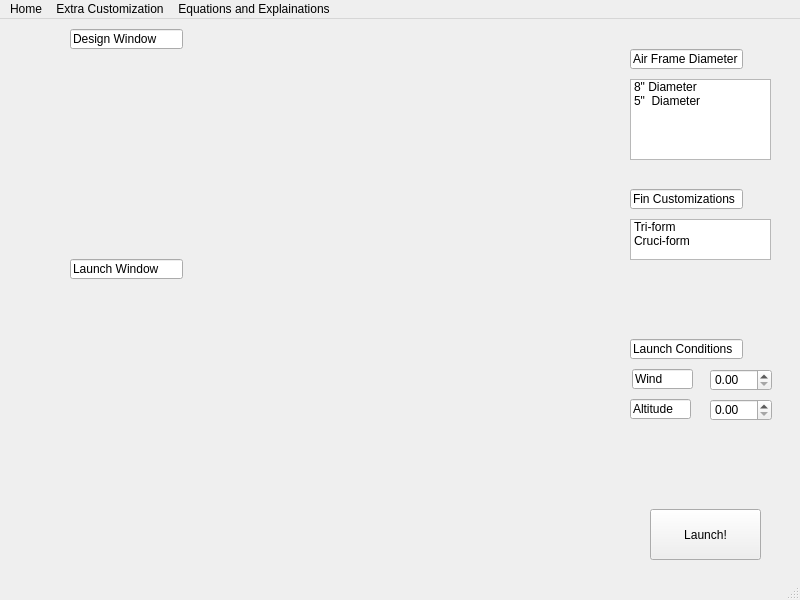
This is src/drivers/flightSim.ui in leyas/swe4s_flight_simulator as Qt 5 draws it before an edit. The edited form follows.
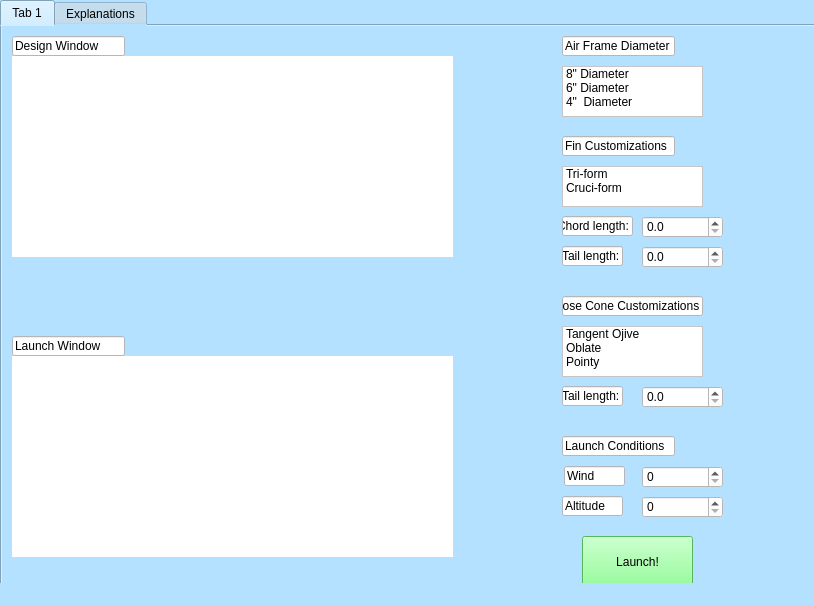
This is the edited form.

```diff
--- a/src/drivers/flightSim.ui
+++ b/src/drivers/flightSim.ui
@@ -6,76 +6,173 @@
    <rect>
     <x>0</x>
     <y>0</y>
-    <width>800</width>
-    <height>600</height>
+    <width>814</width>
+    <height>605</height>
    </rect>
   </property>
   <property name="windowTitle">
    <string>MainWindow</string>
   </property>
+  <property name="styleSheet">
+   <string notr="true">background-color:rgb(180, 225, 255);</string>
+  </property>
   <widget class="QWidget" name="mainPage">
+   <widget class="QTabWidget" name="tabWidget">
+    <property name="geometry">
+     <rect>
+      <x>0</x>
+      <y>0</y>
+      <width>821</width>
+      <height>601</height>
+     </rect>
+    </property>
+    <property name="currentIndex">
+     <number>0</number>
+    </property>
+    <widget class="QWidget" name="Simulation">
+     <attribute name="title">
+      <string>Tab 1</string>
+     </attribute>
+     <widget class="QDoubleSpinBox" name="wind_box">
+      <property name="geometry">
+       <rect>
+        <x>640</x>
+        <y>440</y>
+        <width>81</width>
+        <height>22</height>
+       </rect>
+      </property>
+      <property name="styleSheet">
+       <string notr="true">background-color:rgb(255, 255, 255);</string>
+      </property>
+      <property name="decimals">
+       <number>0</number>
+      </property>
+      <property name="maximum">
+       <double>10000.000000000000000</double>
+      </property>
+     </widget>
+     <widget class="QLineEdit" name="af_d_name">
+      <property name="geometry">
+       <rect>
+        <x>560</x>
+        <y>10</y>
+        <width>113</width>
+        <height>20</height>
+       </rect>
+      </property>
+      <property name="styleSheet">
+       <string notr="true">background-color:rgb(255, 255, 255);</string>
+      </property>
+      <property name="text">
+       <string>Air Frame Diameter</string>
+      </property>
+     </widget>
+     <widget class="QLineEdit" name="lineEdit_3">
+      <property name="geometry">
+       <rect>
+        <x>10</x>
+        <y>10</y>
+        <width>113</width>
+        <height>20</height>
+       </rect>
+      </property>
+      <property name="styleSheet">
+       <string notr="true">background-color:rgb(255, 255, 255);</string>
+      </property>
+      <property name="text">
+       <string>Design Window</string>
+      </property>
+     </widget>
+     <widget class="QLineEdit" name="lc_name">
+      <property name="geometry">
+       <rect>
+        <x>560</x>
+        <y>410</y>
+        <width>113</width>
+        <height>20</height>
+       </rect>
+      </property>
+      <property name="styleSheet">
+       <string notr="true">background-color:rgb(255, 255, 255);</string>
+      </property>
+      <property name="text">
+       <string>Launch Conditions</string>
+      </property>
+     </widget>
+     <widget class="QLineEdit" name="tl_name">
+      <property name="geometry">
+       <rect>
+        <x>560</x>
+        <y>220</y>
+        <width>61</width>
+        <height>20</height>
+       </rect>
+      </property>
+      <property name="styleSheet">
+       <string notr="true">background-color:rgb(255, 255, 255);</string>
+      </property>
+      <property name="text">
+       <string>Tail length:</string>
+      </property>
+     </widget>
+     <widget class="QDoubleSpinBox" name="tl_input">
+      <property name="geometry">
+       <rect>
+        <x>640</x>
+        <y>220</y>
+        <width>81</width>
+        <height>22</height>
+       </rect>
+      </property>
+      <property name="styleSheet">
+       <string notr="true">background-color:rgb(255, 255, 255);</string>
+      </property>
+      <property name="decimals">
+       <number>1</number>
+      </property>
+     </widget>
    <widget class="QWidget" name="designWindow" native="true">
     <property name="geometry">
      <rect>
-      <x>70</x>
+        <x>10</x>
       <y>30</y>
       <width>441</width>
       <height>201</height>
      </rect>
     </property>
-   </widget>
-   <widget class="QWidget" name="simWindow" native="true">
-    <property name="geometry">
-     <rect>
-      <x>70</x>
-      <y>270</y>
-      <width>441</width>
-      <height>201</height>
-     </rect>
-    </property>
-   </widget>
-   <widget class="QPushButton" name="launch_button">
+      <property name="styleSheet">
+       <string notr="true">background-color:rgb(255, 255, 255);</string>
+      </property>
+     </widget>
+     <widget class="QDoubleSpinBox" name="ncl_input">
     <property name="geometry">
      <rect>
-      <x>650</x>
-      <y>490</y>
-      <width>111</width>
-      <height>51</height>
-     </rect>
-    </property>
-    <property name="text">
-     <string>Launch!</string>
-    </property>
-   </widget>
-   <widget class="QListWidget" name="af_d_list">
-    <property name="geometry">
-     <rect>
-      <x>630</x>
-      <y>60</y>
-      <width>141</width>
-      <height>81</height>
-     </rect>
-    </property>
-    <item>
-     <property name="text">
-      <string>8&quot; Diameter</string>
-     </property>
-    </item>
-    <item>
-     <property name="text">
-      <string>5&quot;  Diameter</string>
-     </property>
-    </item>
+        <x>640</x>
+        <y>360</y>
+        <width>81</width>
+        <height>22</height>
+       </rect>
+      </property>
+      <property name="styleSheet">
+       <string notr="true">background-color:rgb(255, 255, 255);</string>
+      </property>
+      <property name="decimals">
+       <number>1</number>
+      </property>
    </widget>
    <widget class="QListWidget" name="fc_list">
     <property name="geometry">
      <rect>
-      <x>630</x>
-      <y>200</y>
+        <x>560</x>
+        <y>140</y>
       <width>141</width>
       <height>41</height>
      </rect>
     </property>
+      <property name="styleSheet">
+       <string notr="true">background-color:rgb(255, 255, 255);</string>
+      </property>
     <item>
      <property name="text">
       <string>Tri-form</string>
@@ -87,25 +184,162 @@
      </property>
     </item>
    </widget>
-   <widget class="QDoubleSpinBox" name="wind_box">
+     <widget class="QLineEdit" name="fc_nam">
     <property name="geometry">
      <rect>
-      <x>710</x>
-      <y>350</y>
-      <width>62</width>
+        <x>560</x>
+        <y>110</y>
+        <width>113</width>
+        <height>20</height>
+       </rect>
+      </property>
+      <property name="styleSheet">
+       <string notr="true">background-color:rgb(255, 255, 255);</string>
+      </property>
+      <property name="text">
+       <string>Fin Customizations</string>
+      </property>
+     </widget>
+     <widget class="QPushButton" name="launch_button">
+      <property name="geometry">
+       <rect>
+        <x>580</x>
+        <y>510</y>
+        <width>111</width>
+        <height>51</height>
+       </rect>
+      </property>
+      <property name="styleSheet">
+       <string notr="true">background-color:rgb(119, 255, 128);</string>
+      </property>
+      <property name="text">
+       <string>Launch!</string>
+      </property>
+     </widget>
+     <widget class="QWidget" name="simWindow" native="true">
+      <property name="geometry">
+       <rect>
+        <x>10</x>
+        <y>330</y>
+        <width>441</width>
+        <height>201</height>
+       </rect>
+      </property>
+      <property name="styleSheet">
+       <string notr="true">background-color:rgb(255, 255, 255);</string>
+      </property>
+     </widget>
+     <widget class="QLineEdit" name="cl_name">
+      <property name="geometry">
+       <rect>
+        <x>560</x>
+        <y>190</y>
+        <width>71</width>
+        <height>20</height>
+       </rect>
+      </property>
+      <property name="styleSheet">
+       <string notr="true">background-color:rgb(255, 255, 255);</string>
+      </property>
+      <property name="text">
+       <string>Chord length:</string>
+      </property>
+     </widget>
+     <widget class="QLineEdit" name="nc_name">
+      <property name="geometry">
+       <rect>
+        <x>560</x>
+        <y>270</y>
+        <width>141</width>
+        <height>20</height>
+       </rect>
+      </property>
+      <property name="styleSheet">
+       <string notr="true">background-color:rgb(255, 255, 255);</string>
+      </property>
+      <property name="text">
+       <string>Nose Cone Customizations</string>
+      </property>
+     </widget>
+     <widget class="QLineEdit" name="lineEdit_4">
+      <property name="geometry">
+       <rect>
+        <x>10</x>
+        <y>310</y>
+        <width>113</width>
+        <height>20</height>
+       </rect>
+      </property>
+      <property name="styleSheet">
+       <string notr="true">background-color:rgb(255, 255, 255);</string>
+      </property>
+      <property name="text">
+       <string>Launch Window</string>
+      </property>
+     </widget>
+     <widget class="QDoubleSpinBox" name="alt_box">
+      <property name="geometry">
+       <rect>
+        <x>640</x>
+        <y>470</y>
+        <width>81</width>
       <height>22</height>
      </rect>
+      </property>
+      <property name="styleSheet">
+       <string notr="true">background-color:rgb(255, 255, 255);</string>
+      </property>
+      <property name="decimals">
+       <number>0</number>
+      </property>
+      <property name="maximum">
+       <double>10000.000000000000000</double>
+      </property>
+     </widget>
+     <widget class="QDoubleSpinBox" name="cl_input">
+      <property name="geometry">
+       <rect>
+        <x>640</x>
+        <y>190</y>
+        <width>81</width>
+        <height>22</height>
+       </rect>
+      </property>
+      <property name="styleSheet">
+       <string notr="true">background-color:rgb(255, 255, 255);</string>
+      </property>
+      <property name="decimals">
+       <number>1</number>
+      </property>
+     </widget>
+     <widget class="QLineEdit" name="ncl_name">
+      <property name="geometry">
+       <rect>
+        <x>560</x>
+        <y>360</y>
+        <width>61</width>
+        <height>20</height>
+       </rect>
+      </property>
+      <property name="styleSheet">
+       <string notr="true">background-color:rgb(255, 255, 255);</string>
+      </property>
+      <property name="text">
+       <string>Tail length:</string>
     </property>
    </widget>
    <widget class="QLineEdit" name="wind_name">
     <property name="geometry">
      <rect>
-      <x>632</x>
-      <y>350</y>
+        <x>562</x>
+        <y>440</y>
       <width>61</width>
       <height>20</height>
      </rect>
     </property>
+      <property name="styleSheet">
+       <string notr="true">background-color:rgb(255, 255, 255);</string>
+      </property>
     <property name="text">
      <string>Wind</string>
     </property>
@@ -113,119 +347,82 @@
    <widget class="QLineEdit" name="alt_name">
     <property name="geometry">
      <rect>
-      <x>630</x>
-      <y>380</y>
+        <x>560</x>
+        <y>470</y>
       <width>61</width>
       <height>20</height>
      </rect>
     </property>
+      <property name="styleSheet">
+       <string notr="true">background-color:rgb(255, 255, 255);</string>
+      </property>
     <property name="text">
      <string>Altitude</string>
     </property>
    </widget>
-   <widget class="QDoubleSpinBox" name="alt_box">
+     <widget class="QListWidget" name="af_d_list">
     <property name="geometry">
      <rect>
-      <x>710</x>
-      <y>380</y>
-      <width>62</width>
-      <height>22</height>
-     </rect>
-    </property>
-   </widget>
-   <widget class="QLineEdit" name="lineEdit_3">
-    <property name="geometry">
-     <rect>
-      <x>70</x>
-      <y>10</y>
-      <width>113</width>
-      <height>20</height>
-     </rect>
-    </property>
+        <x>560</x>
+        <y>40</y>
+        <width>141</width>
+        <height>51</height>
+       </rect>
+      </property>
+      <property name="styleSheet">
+       <string notr="true">background-color:rgb(255, 255, 255);</string>
+      </property>
+      <item>
     <property name="text">
-     <string>Design Window</string>
-    </property>
-   </widget>
-   <widget class="QLineEdit" name="lineEdit_4">
-    <property name="geometry">
-     <rect>
-      <x>70</x>
-      <y>240</y>
-      <width>113</width>
-      <height>20</height>
-     </rect>
-    </property>
+        <string>8&quot; Diameter</string>
+       </property>
+      </item>
+      <item>
+       <property name="text">
+        <string>6&quot; Diameter</string>
+       </property>
+      </item>
+      <item>
     <property name="text">
-     <string>Launch Window</string>
-    </property>
-   </widget>
-   <widget class="QLineEdit" name="fc_nam">
+        <string>4&quot;  Diameter</string>
+       </property>
+      </item>
+     </widget>
+     <widget class="QListWidget" name="nc_list">
     <property name="geometry">
      <rect>
-      <x>630</x>
-      <y>170</y>
-      <width>113</width>
-      <height>20</height>
-     </rect>
-    </property>
+        <x>560</x>
+        <y>300</y>
+        <width>141</width>
+        <height>51</height>
+       </rect>
+      </property>
+      <property name="styleSheet">
+       <string notr="true">background-color:rgb(255, 255, 255);</string>
+      </property>
+      <item>
     <property name="text">
-     <string>Fin Customizations</string>
-    </property>
-   </widget>
-   <widget class="QLineEdit" name="af_d_name">
-    <property name="geometry">
-     <rect>
-      <x>630</x>
-      <y>30</y>
-      <width>113</width>
-      <height>20</height>
-     </rect>
-    </property>
+        <string>Tangent Ojive</string>
+       </property>
+      </item>
+      <item>
     <property name="text">
-     <string>Air Frame Diameter</string>
-    </property>
-   </widget>
-   <widget class="QLineEdit" name="lc_name">
-    <property name="geometry">
-     <rect>
-      <x>630</x>
-      <y>320</y>
-      <width>113</width>
-      <height>20</height>
-     </rect>
-    </property>
+        <string>Oblate</string>
+       </property>
+      </item>
+      <item>
     <property name="text">
-     <string>Launch Conditions</string>
-    </property>
-   </widget>
-  </widget>
-  <widget class="QMenuBar" name="menubar">
-   <property name="geometry">
-    <rect>
-     <x>0</x>
-     <y>0</y>
-     <width>800</width>
-     <height>22</height>
-    </rect>
-   </property>
-   <widget class="QMenu" name="menumainPage">
-    <property name="title">
-     <string>Home</string>
-    </property>
-   </widget>
-   <widget class="QMenu" name="menuExtra_Customization">
-    <property name="title">
-     <string>Extra Customization</string>
-    </property>
+        <string>Pointy</string>
+       </property>
+      </item>
+     </widget>
+    </widget>
+    <widget class="QWidget" name="Explanations">
+     <attribute name="title">
+      <string>Explanations</string>
+     </attribute>
+    </widget>
    </widget>
-   <widget class="QMenu" name="menuEquations_and_Explainations">
-    <property name="title">
-     <string>Equations and Explainations</string>
-    </property>
-   </widget>
-   <addaction name="menumainPage"/>
-   <addaction name="menuExtra_Customization"/>
-   <addaction name="menuEquations_and_Explainations"/>
   </widget>
   <widget class="QStatusBar" name="statusbar"/>
  </widget>
```
Lines whose indentation alone changed are shown as unchanged.
